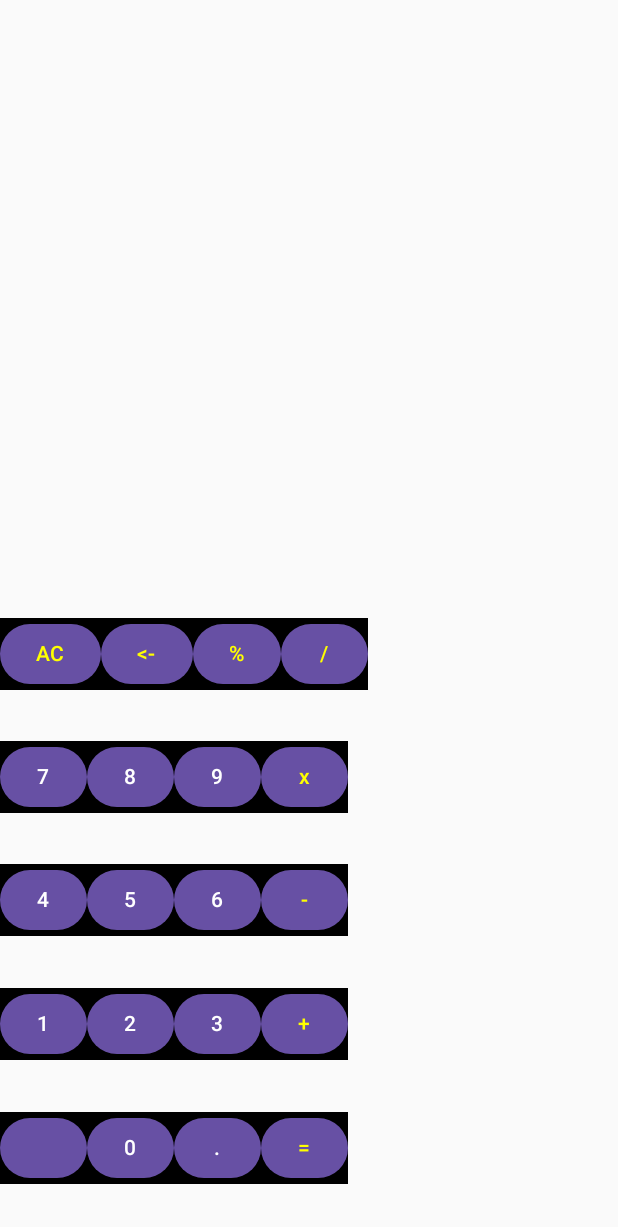
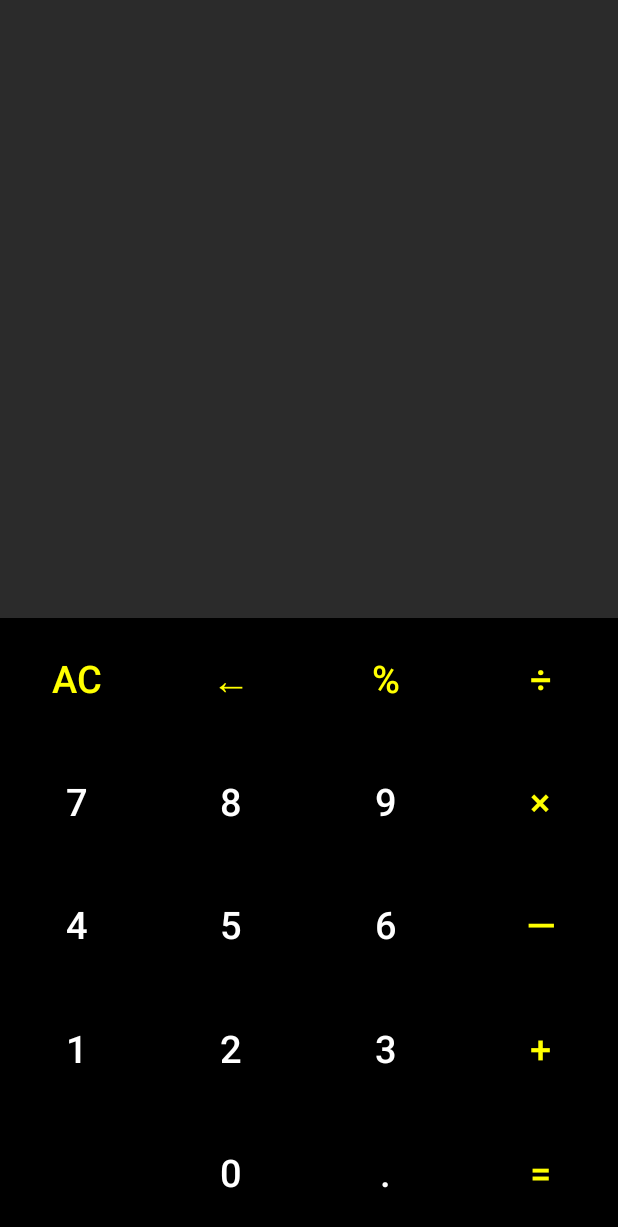
Before and after one commit to Saidamirr/Calculator, an Android app built with Jetpack Compose: the screen it shows after launch (MainActivity), on a phone screen of 412 x 824 dp. Shown: the top 1227 px of the screen. Run offline under Robolectric (Android 15) with nearby library versions, the phone set to English and light mode, and no system bars.

Commit message:
working version. Changing the last operator is not implemented

```diff
--- a/app/src/main/java/com/example/calculator/ui/theme/Layout.kt
+++ b/app/src/main/java/com/example/calculator/ui/theme/Layout.kt
@@ -3,13 +3,22 @@ import androidx.compose.foundation.background
 import androidx.compose.foundation.layout.Box
 import androidx.compose.foundation.layout.Column
 import androidx.compose.foundation.layout.Row
+import androidx.compose.foundation.layout.fillMaxHeight
 import androidx.compose.foundation.layout.fillMaxSize
 import androidx.compose.foundation.layout.fillMaxWidth
+import androidx.compose.foundation.layout.padding
 import androidx.compose.material3.Button
+import androidx.compose.material3.ButtonDefaults
 import androidx.compose.material3.Text
 import androidx.compose.runtime.Composable
+import androidx.compose.runtime.mutableStateOf
+import androidx.compose.runtime.*
+import androidx.compose.ui.Alignment
 import androidx.compose.ui.Modifier
 import androidx.compose.ui.graphics.Color
+import androidx.compose.ui.unit.dp
+import androidx.compose.ui.unit.sp
+import java.util.Stack
 
 
 @Composable
@@ -21,37 +30,43 @@ fun ButtonModel(
 ) {
     Button(
         onClick = action,
+        colors = ButtonDefaults.buttonColors(containerColor = Color.Black),
         modifier = modifier
             .background(Color.Black)
     ) {
         Text(text = "$label",
-            color = color)
+            color = color,
+            fontSize = 25.sp)
     }
 }
 
 @Composable
 fun layout () {
+    var inputString by remember {
+        mutableStateOf("")
+    }
+
     val buttons = listOf(
-        ButtonInstance("AC", {}, ButtonColor.ACTION.value),
-        ButtonInstance("<-", {}, ButtonColor.ACTION.value),
+        ButtonInstance("AC", { inputString = ""}, ButtonColor.ACTION.value),
+        ButtonInstance("←", { inputString = inputString.dropLast(1)}, ButtonColor.ACTION.value),
         ButtonInstance("%", {}, ButtonColor.ACTION.value),
-        ButtonInstance("/", {}, ButtonColor.ACTION.value),
-        ButtonInstance("7", {}, ButtonColor.NUMBER.value),
-        ButtonInstance("8", {}, ButtonColor.NUMBER.value),
-        ButtonInstance("9", {}, ButtonColor.NUMBER.value),
-        ButtonInstance("x", {}, ButtonColor.ACTION.value),
-        ButtonInstance("4", {}, ButtonColor.NUMBER.value),
-        ButtonInstance("5", {}, ButtonColor.NUMBER.value),
-        ButtonInstance("6", {}, ButtonColor.NUMBER.value),
-        ButtonInstance("-", {}, ButtonColor.ACTION.value),
-        ButtonInstance("1", {}, ButtonColor.NUMBER.value),
-        ButtonInstance("2", {}, ButtonColor.NUMBER.value),
-        ButtonInstance("3", {}, ButtonColor.NUMBER.value),
-        ButtonInstance("+", {}, ButtonColor.ACTION.value),
+        ButtonInstance("÷", { inputString += "÷" }, ButtonColor.ACTION.value),
+        ButtonInstance("7", { inputString += "7" }, ButtonColor.NUMBER.value),
+        ButtonInstance("8", { inputString += "8" }, ButtonColor.NUMBER.value),
+        ButtonInstance("9", { inputString += "9" }, ButtonColor.NUMBER.value),
+        ButtonInstance("×", { inputString += "×" }, ButtonColor.ACTION.value),
+        ButtonInstance("4", { inputString += "4" }, ButtonColor.NUMBER.value),
+        ButtonInstance("5", { inputString += "5" }, ButtonColor.NUMBER.value),
+        ButtonInstance("6", { inputString += "6" }, ButtonColor.NUMBER.value),
+        ButtonInstance("—", { inputString += "—" }, ButtonColor.ACTION.value),
+        ButtonInstance("1", { inputString += "1" }, ButtonColor.NUMBER.value),
+        ButtonInstance("2", { inputString += "2" }, ButtonColor.NUMBER.value),
+        ButtonInstance("3", { inputString += "3" }, ButtonColor.NUMBER.value),
+        ButtonInstance("+", { inputString += "+" }, ButtonColor.ACTION.value),
         ButtonInstance(" ", {}, ButtonColor.NUMBER.value),
-        ButtonInstance("0", {}, ButtonColor.NUMBER.value),
-        ButtonInstance(".", {}, ButtonColor.NUMBER.value),
-        ButtonInstance("=", {}, ButtonColor.ACTION.value),
+        ButtonInstance("0", { inputString += "0" }, ButtonColor.NUMBER.value),
+        ButtonInstance(".", { inputString += "." }, ButtonColor.NUMBER.value),
+        ButtonInstance("=", { inputString = solve(inputString).toString()}, ButtonColor.ACTION.value),
     )
     Column(
         modifier = Modifier
@@ -60,16 +75,26 @@ fun layout () {
         Box(
             modifier = Modifier
                 .weight(1f)
-                .background(Color.Black)
-        )
+                .fillMaxSize()
+                .background(Color(43, 43, 43))
+                .padding(20.dp)
+        ) {
+            Text(
+                text = inputString,
+                color = Color.White,
+                fontSize = 45.sp,
+                modifier = Modifier
+                    .align(Alignment.BottomEnd)
+            )
+        }
         Column (
             modifier = Modifier
                 .weight(1f)
         ) {
             ButtonsRow(range = (0..3), buttons = buttons,
                 modifier = Modifier
+                    .weight(1f)
                     .fillMaxWidth()
-                    .weight(1f)
             )
             ButtonsRow(range = (4..7), buttons = buttons,
                 modifier = Modifier
@@ -117,9 +142,111 @@ fun ButtonsRow(
     ) {
         for (i in range) {
             ButtonModel(
+                modifier = Modifier
+                    .weight(1f)
+                    .fillMaxHeight(),
                 label = buttons[i].label,
                 action = buttons[i].action,
                 color = buttons[i].color)
         }
     }
 }
+
+fun solve(input: String): Number {
+    val regex = Regex("([—+×÷])|([0-9]+\\.?[0-9]*)")
+    val numberStack = Stack<Number>()
+    val operatorStack = Stack<Operation>()
+
+    val matches = regex.findAll(input)
+
+    try {
+        for (match in matches) {
+            val value = match.value
+            var currentOperator: Operation? = null
+
+            if (value.matches(Regex("[—+×÷]"))) {
+                currentOperator = Operation.makeOperator(value[0])
+
+                // Выполнение операций с более высоким или равным приоритетом
+                while (operatorStack.isNotEmpty() && operatorStack.peek().priority >= currentOperator.priority) {
+                    val operator = operatorStack.pop()
+                    val num2 = numberStack.pop().toFloat()
+                    val num1 = numberStack.pop().toFloat()
+                    numberStack.push(calculate(num1, num2, operator))
+                }
+
+                // Добавляем текущий оператор в стек
+                operatorStack.push(currentOperator)
+            } else {
+                // Добавляем число в стек
+                if (value.contains(".")) {
+                    numberStack.push(value.toFloat())
+                } else {
+                    numberStack.push(value.toInt())
+                }
+            }
+        }
+
+        // Выполнение оставшихся операций
+        while (operatorStack.isNotEmpty()) {
+            val operator = operatorStack.pop()
+            val num2 = numberStack.pop().toFloat()
+            val num1 = numberStack.pop().toFloat()
+            numberStack.push(calculate(num1, num2, operator))
+        }
+
+    } catch (e: Exception) {
+        println("Ошибка: ${e.message}")
+    }
+
+    val result = numberStack.pop()
+
+    return if (result.toFloat() % 1 == 0f) {
+        result.toInt()
+    } else {
+        result
+    }
+}
+
+fun calculate(num1: Float, num2: Float, operation: Operation): Float {
+    return when (operation.value) {
+        '+' -> num1 + num2
+        '-' -> num1 - num2
+        '*' -> num1 * num2
+        '/' -> num1 / num2
+        else -> 0f
+    }
+}
+
+class Operation() {
+    var value: Char = ' '
+        private set
+    var priority = 0
+        private set
+
+    companion object {
+        fun makeOperator(value: Char): Operation {
+            val result = Operation()
+
+            when (value) {
+                '+' -> {
+                    result.value = '+'
+                    result.priority = 1
+                }
+                '—' -> {
+                    result.value = '-'
+                    result.priority = 1
+                }
+                '×' -> {
+                    result.value = '*'
+                    result.priority = 2
+                }
+                '÷' -> {
+                    result.value = '/'
+                    result.priority = 2
+                }
+            }
+            return result
+        }
+    }
+}
```
